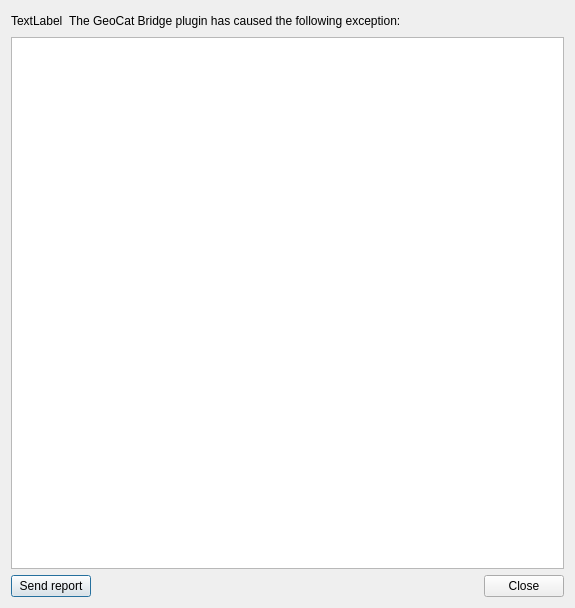
GeoCat/qgis-bridge-plugin, file geocatbridge/ui/errordialog.ui: the form before one commit.
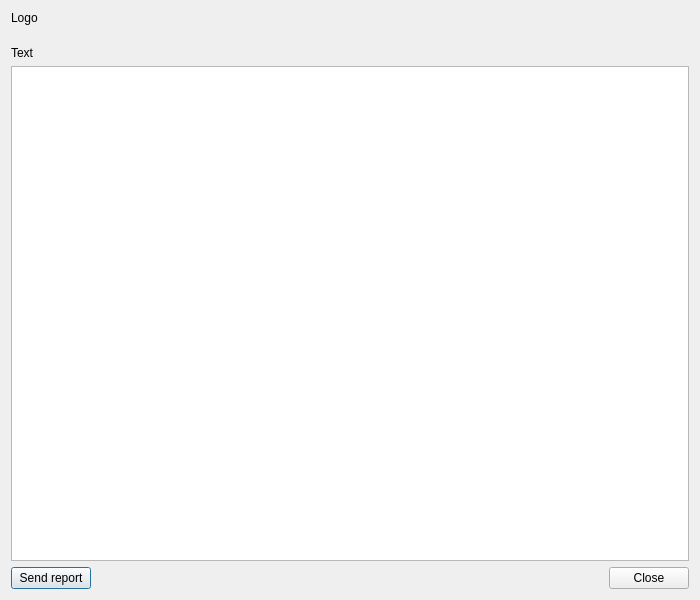
The form after the commit.

Patch:
```diff
--- a/geocatbridge/ui/errordialog.ui
+++ b/geocatbridge/ui/errordialog.ui
@@ -6,47 +6,63 @@
    <rect>
     <x>0</x>
     <y>0</y>
-    <width>575</width>
-    <height>608</height>
+    <width>700</width>
+    <height>600</height>
    </rect>
   </property>
   <property name="windowTitle">
    <string>GeoCat Bridge Error</string>
   </property>
   <layout class="QVBoxLayout" name="verticalLayout">
+   <item>
+    <widget class="QLabel" name="labelIcon">
+     <property name="text">
+      <string>Logo</string>
+     </property>
+     <property name="scaledContents">
+      <bool>false</bool>
+     </property>
+     <property name="alignment">
+      <set>Qt::AlignBottom|Qt::AlignLeading|Qt::AlignLeft</set>
+     </property>
+    </widget>
+   </item>
    <item>
     <layout class="QHBoxLayout" name="horizontalLayout_2">
-     <item>
-      <widget class="QLabel" name="labelIcon">
-       <property name="text">
-        <string>TextLabel</string>
-       </property>
-      </widget>
-     </item>
+     <property name="topMargin">
+      <number>15</number>
+     </property>
      <item>
       <widget class="QLabel" name="label">
+       <property name="sizePolicy">
+        <sizepolicy hsizetype="Preferred" vsizetype="Preferred">
+         <horstretch>0</horstretch>
+         <verstretch>0</verstretch>
+        </sizepolicy>
+       </property>
        <property name="text">
-        <string>The GeoCat Bridge plugin has caused the following exception:</string>
+        <string>Text</string>
+       </property>
+       <property name="alignment">
+        <set>Qt::AlignBottom|Qt::AlignLeading|Qt::AlignLeft</set>
+       </property>
+       <property name="wordWrap">
+        <bool>true</bool>
        </property>
       </widget>
      </item>
-     <item>
-      <spacer name="horizontalSpacer_2">
-       <property name="orientation">
-        <enum>Qt::Horizontal</enum>
-       </property>
-       <property name="sizeHint" stdset="0">
-        <size>
-         <width>40</width>
-         <height>20</height>
-        </size>
-       </property>
-      </spacer>
-     </item>
     </layout>
    </item>
    <item>
-    <widget class="QTextBrowser" name="txtError"/>
+    <widget class="QTextBrowser" name="txtError">
+     <property name="html">
+      <string>&lt;!DOCTYPE HTML PUBLIC &quot;-//W3C//DTD HTML 4.0//EN&quot; &quot;http://www.w3.org/TR/REC-html40/strict.dtd&quot;&gt;
+&lt;html&gt;&lt;head&gt;&lt;meta name=&quot;qrichtext&quot; content=&quot;1&quot; /&gt;&lt;style type=&quot;text/css&quot;&gt;
+p, li { white-space: pre-wrap; }
+&lt;/style&gt;&lt;/head&gt;&lt;body style=&quot; font-family:'MS Shell Dlg 2'; font-size:9.75pt; font-weight:400; font-style:normal;&quot;&gt;
+&lt;p style=&quot;-qt-paragraph-type:empty; margin-top:5px; margin-bottom:5px; margin-left:5px; margin-right:5px; -qt-block-indent:0; text-indent:0px; font-family:'Segoe UI';&quot;&gt;&lt;br /&gt;&lt;/p&gt;&lt;/body&gt;&lt;/html&gt;</string>
+     </property>
+    </widget>
    </item>
    <item>
     <layout class="QHBoxLayout" name="horizontalLayout">
```
